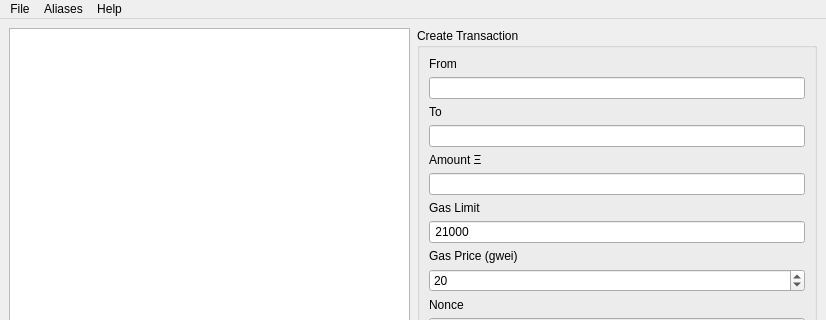
The window that icenine/ui/mainwindow.ui (mikeshultz/icenine) describes before a commit, drawn with Qt 5; both pictures show x 0 to 826 and y 0 to 320 of the 826 by 774 pixel window.
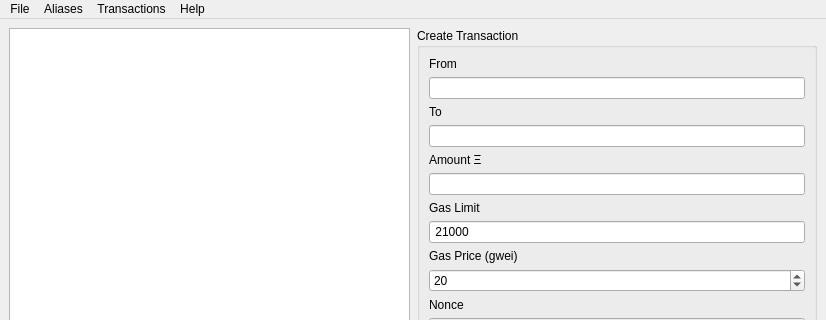
The same window after the commit. Icons and pictures are not drawn.

Commit message: Moved some stuff, added the ability to open the transaction window

Patch:
```diff
--- a/icenine/ui/mainwindow.ui
+++ b/icenine/ui/mainwindow.ui
@@ -313,8 +313,15 @@
     </property>
     <addaction name="actionAbout_Icenine"/>
    </widget>
+   <widget class="QMenu" name="menuTransactions">
+    <property name="title">
+     <string>Transactions</string>
+    </property>
+    <addaction name="actionView_Transactions"/>
+   </widget>
    <addaction name="menuFile"/>
    <addaction name="menuAliases"/>
+   <addaction name="menuTransactions"/>
    <addaction name="menuHelp"/>
   </widget>
   <action name="actionOpen_Keystore_File">
```
Left out of the diff: 8 changed lines with no effect on the pictures. The commit also changes 3 other files.
